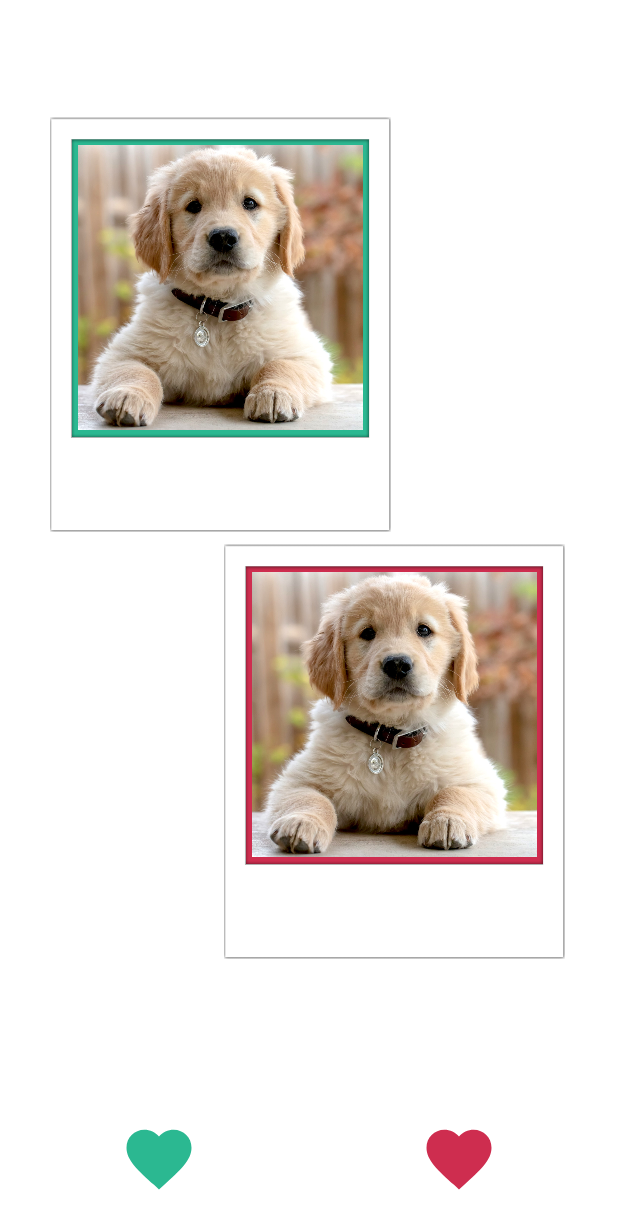
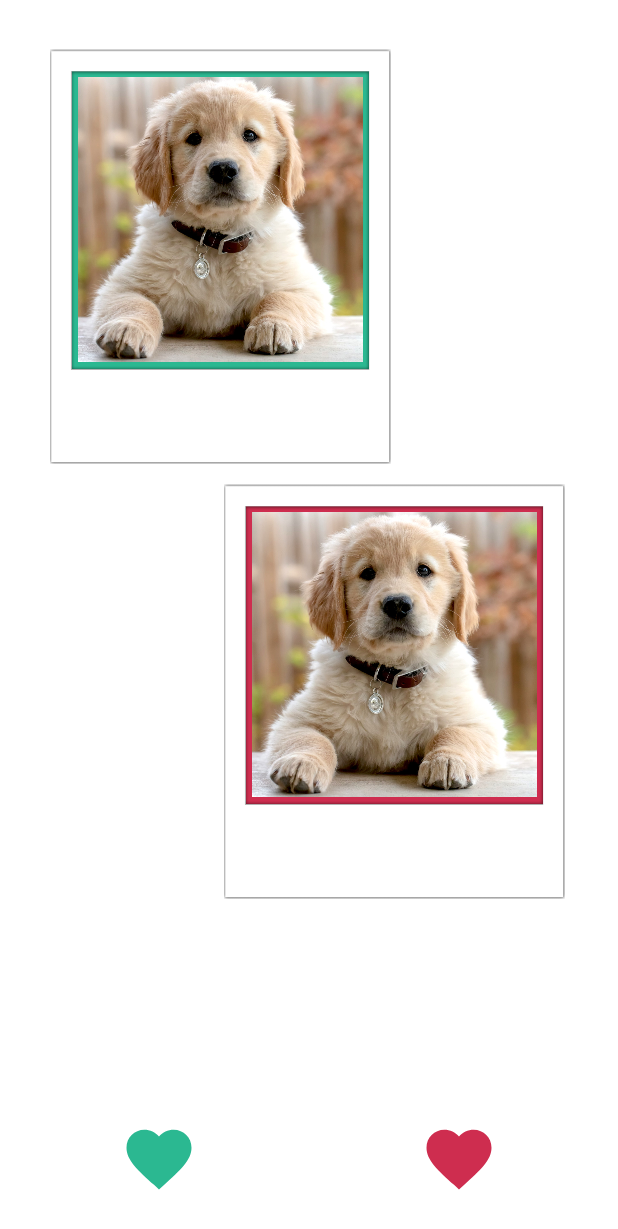
Before and after one commit to skullkid59600/goodboi, an Android app: the layout fragment_swipe.xml on its own in the app's theme, with its tools: preview values and no code run, on a phone screen of 412 x 824 dp. Shown: the top 1229 px of the screen. Run offline under Robolectric (Android 15) with nearby library versions, the phone set to English and light mode, and no system bars.

Commit message:
:bug: : fix swipe page visual

```diff
--- a/app/src/main/java/com/goodboi/fragments/ProfileFragment.kt
+++ b/app/src/main/java/com/goodboi/fragments/ProfileFragment.kt
@@ -32,13 +32,6 @@ class ProfilFragment : Fragment() {
         registerForActivityResult(ActivityResultContracts.GetContent()) { uri ->
             uri?.let {
                 Log.d("MyURI", uri.path!!)
-            }
-        }
-
-    private val takePictureResultLauncher =
-        registerForActivityResult(ActivityResultContracts.TakePicture()) {
-            if (it) {
-
             }
         }
 
--- a/app/src/main/res/layout/fragment_swipe.xml
+++ b/app/src/main/res/layout/fragment_swipe.xml
@@ -84,25 +84,25 @@
             android:layout_width="230dp"
             android:layout_height="282dp"
             android:layout_marginStart="32dp"
-            android:layout_marginTop="75dp"
+            android:layout_marginTop="30dp"
+            android:contentDescription="@string/dog"
             android:padding="1dp"
             app:layout_constraintStart_toStartOf="parent"
             app:layout_constraintTop_toTopOf="parent"
-            app:srcCompat="@drawable/polaroid"
-            android:contentDescription="@string/dog"/>
+            app:srcCompat="@drawable/polaroid" />
 
         <ImageView
             android:id="@+id/polaroidImage2"
             android:layout_width="230dp"
             android:layout_height="282dp"
             android:layout_marginStart="148dp"
-            android:layout_marginTop="360dp"
+            android:layout_marginTop="320dp"
+            android:contentDescription="@string/dog"
+            android:elevation="30dp"
             android:padding="1dp"
             app:layout_constraintStart_toStartOf="parent"
             app:layout_constraintTop_toTopOf="parent"
-            app:srcCompat="@drawable/polaroid"
-            android:elevation="30dp"
-            android:contentDescription="@string/dog"/>
+            app:srcCompat="@drawable/polaroid" />
 
         <TextView
             android:id="@+id/textView6"
```
